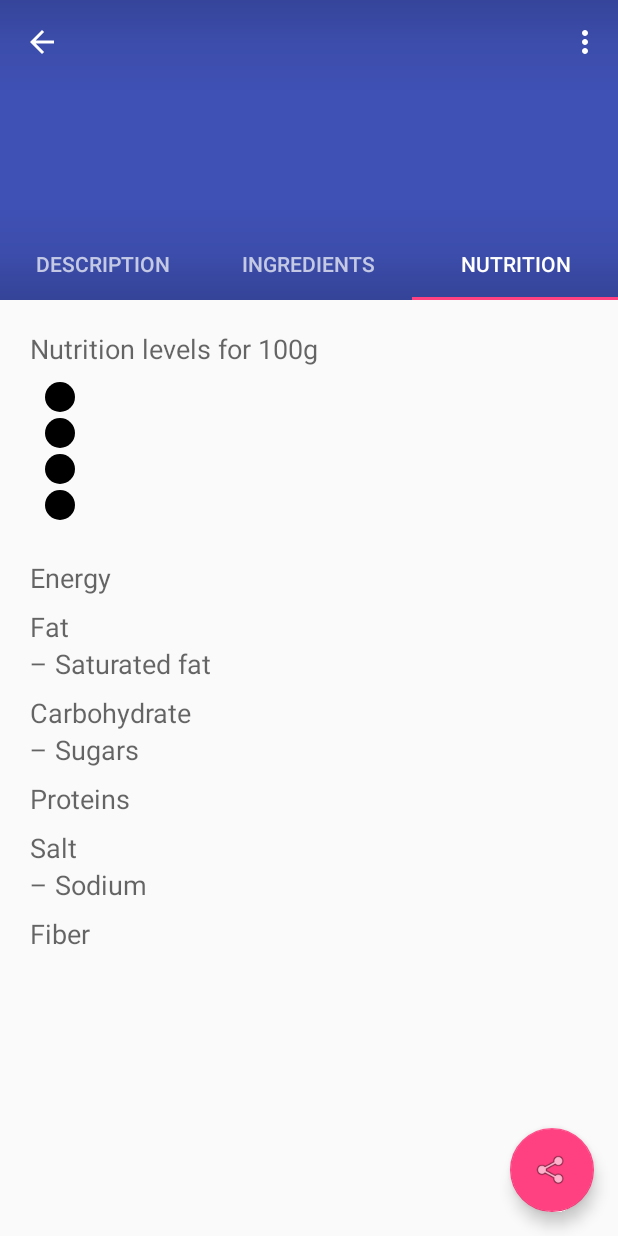
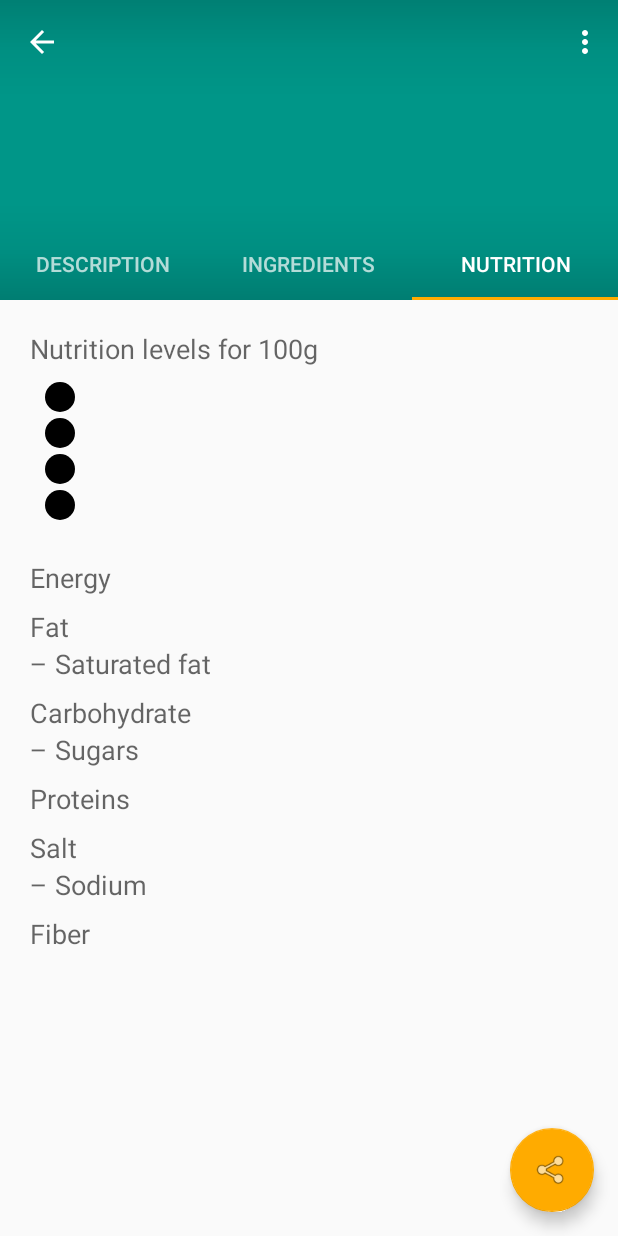
Before and after one commit to geocohn/Nutriscope, an Android app: the DetailActivity screen opened directly, with no data from a screen before it, tab 3 chosen, on a phone screen of 412 x 824 dp. Run offline under Robolectric (Android 15) with nearby library versions, the phone set to English and light mode, and no system bars; our stand-ins replace Picasso; libraries missing offline, so code that uses them is left out: android.support.v7; pictures from the network do not load; 4 statements that could not run were skipped.

Commit message:
feat: Move all strings to Strings resource

```diff
--- a/app/src/main/AndroidManifest.xml
+++ b/app/src/main/AndroidManifest.xml
@@ -27,7 +27,7 @@
         android:icon="@mipmap/ic_launcher"
         android:label="@string/app_name"
         android:supportsRtl="true"
-        android:theme="@style/AppTheme">
+        android:theme="@style/NutriscopeTheme">
         <meta-data
             android:name="com.google.android.gms.version"
             android:value="@integer/google_play_services_version" />
@@ -38,7 +38,7 @@
         <activity
             android:name=".MainActivity"
             android:label="@string/app_name"
-            android:theme="@style/AppTheme.NoActionBar">
+            android:theme="@style/NutriscopeTheme.NoActionBar">
             <intent-filter>
                 <action android:name="android.intent.action.MAIN" />
 
@@ -67,7 +67,7 @@
             android:name=".detail.DetailActivity"
             android:label="@string/title_activity_detail"
             android:parentActivityName=".MainActivity"
-            android:theme="@style/AppTheme.NoActionBar">
+            android:theme="@style/NutriscopeTheme.NoActionBar">
             <meta-data
                 android:name="android.support.PARENT_ACTIVITY"
                 android:value="com.creationgroundmedia.nutriscope.MainActivity" />
--- a/app/src/main/java/com/creationgroundmedia/nutriscope/MainActivity.java
+++ b/app/src/main/java/com/creationgroundmedia/nutriscope/MainActivity.java
@@ -24,9 +24,6 @@ import android.net.Uri;
 import android.os.Bundle;
 import android.preference.PreferenceManager;
 import android.support.annotation.NonNull;
-import android.support.constraint.ConstraintLayout;
-import android.support.design.widget.FloatingActionButton;
-import android.support.design.widget.Snackbar;
 import android.support.v4.app.LoaderManager;
 import android.support.v4.content.CursorLoader;
 import android.support.v4.content.Loader;
@@ -62,7 +59,6 @@ import com.google.android.gms.vision.barcode.Barcode;
 import com.squareup.picasso.Callback;
 import com.squareup.picasso.Picasso;
 
-// TODO: do something with the fabs
 // TODO: Organize detail fragment view container margins instead of having them on each item
 // TODO: Rubric item App includes support for accessibility. That includes content descriptions, navigation using a D-pad, and, if applicable, non-audio versions of audio cues.
 // TODO: Rubric item App keeps all strings in a strings.xml file and enables RTL layout switching on all layouts.
--- a/app/src/main/java/com/creationgroundmedia/nutriscope/detail/DetailActivity.java
+++ b/app/src/main/java/com/creationgroundmedia/nutriscope/detail/DetailActivity.java
@@ -183,7 +183,7 @@ public class DetailActivity extends AppCompatActivity {
         sendIntent.putExtra(Intent.EXTRA_TEXT, "http://world.openfoodfacts.org/product/" + productUpc);
         sendIntent.putExtra(Intent.EXTRA_SUBJECT, "Open Food Facts: " + productName);
         sendIntent.setType("text/plain");
-        startActivity(Intent.createChooser(sendIntent, "Share this to..."));
+        startActivity(Intent.createChooser(sendIntent, getString(R.string.share_message)));
     }
 
     @Override
@@ -318,11 +318,11 @@ public class DetailActivity extends AppCompatActivity {
         public CharSequence getPageTitle(int position) {
             switch (position) {
                 case 0:
-                    return "DESCRIPTION";
+                    return getString(R.string.tab_name_description);
                 case 1:
-                    return "INGREDIENTS";
+                    return getString(R.string.tab_name_ingredients);
                 case 2:
-                    return "NUTRITION";
+                    return getString(R.string.tab_name_nutrition);
             }
             return null;
         }
--- a/app/src/main/java/com/creationgroundmedia/nutriscope/detail/DetailNutritionFragment.java
+++ b/app/src/main/java/com/creationgroundmedia/nutriscope/detail/DetailNutritionFragment.java
@@ -99,7 +99,7 @@ public class DetailNutritionFragment extends Fragment implements LoaderManager.L
      * @param rowId The Id of the content provider entry
      * @param name The product name
      * @param upc The product UPC
-     * @return A new instance of fragment DetailIngredientsFragment.
+     * @return A new instance of fragment DetailNutritionFragment.
      */
     public static DetailNutritionFragment newInstance(
             long rowId, String name, String upc) {
--- a/app/src/main/res/layout/fragment_detail_nutrition_core.xml
+++ b/app/src/main/res/layout/fragment_detail_nutrition_core.xml
@@ -37,7 +37,7 @@
         android:layout_marginStart="16dp"
         android:layout_marginTop="16dp"
         android:ems="10"
-        android:text="Nutrition levels for 100g"
+        android:text="@string/label_nutrition_levels_for_100g"
         android:textAppearance="@style/TextAppearance.AppCompat.Medium"
         app:layout_constraintLeft_toLeftOf="parent"
         app:layout_constraintTop_toTopOf="parent" />
@@ -51,7 +51,8 @@
         android:layout_marginTop="8dp"
         app:layout_constraintLeft_toLeftOf="parent"
         app:layout_constraintTop_toBottomOf="@+id/NutritionLevelsLabel"
-        app:srcCompat="@drawable/ic_circle_24dp" />
+        app:srcCompat="@drawable/ic_circle_24dp"
+        android:contentDescription="@string/description_fat_level_indicator" />
 
     <TextView
         android:id="@+id/fatLevel"
@@ -71,7 +72,8 @@
         android:layout_marginStart="24dp"
         app:layout_constraintLeft_toLeftOf="parent"
         app:layout_constraintTop_toBottomOf="@+id/fatIndicator"
-        app:srcCompat="@drawable/ic_circle_24dp" />
+        app:srcCompat="@drawable/ic_circle_24dp"
+        android:contentDescription="@string/description_saturated_fat_level_indicator" />
 
     <TextView
         android:id="@+id/satFatLevel"
@@ -89,7 +91,8 @@
         android:layout_marginStart="24dp"
         app:layout_constraintLeft_toLeftOf="parent"
         app:layout_constraintTop_toBottomOf="@+id/satFatIndicator"
-        app:srcCompat="@drawable/ic_circle_24dp" />
+        app:srcCompat="@drawable/ic_circle_24dp"
+        android:contentDescription="@string/description_sugar_level_indicator" />
 
     <TextView
         android:id="@+id/sugarsLevel"
@@ -124,7 +127,7 @@
         android:layout_marginLeft="16dp"
         android:layout_marginStart="16dp"
         android:layout_marginTop="24dp"
-        android:text="Energy"
+        android:text="@string/label_energy"
         android:textAppearance="@style/TextAppearance.AppCompat.Medium"
         app:layout_constraintLeft_toLeftOf="parent"
         app:layout_constraintTop_toBottomOf="@+id/saltIndicator" />
@@ -145,7 +148,7 @@
         android:layout_marginLeft="16dp"
         android:layout_marginStart="16dp"
         android:layout_marginTop="8dp"
-        android:text="Fat"
+        android:text="@string/label_fat"
         android:textAppearance="@style/TextAppearance.AppCompat.Medium"
         app:layout_constraintLeft_toLeftOf="parent"
         app:layout_constraintTop_toBottomOf="@+id/energyLabel" />
@@ -163,7 +166,7 @@
         android:layout_height="wrap_content"
         android:layout_marginLeft="16dp"
         android:layout_marginStart="16dp"
-        android:text="– Saturated fat"
+        android:text="@string/label_saturated_fat"
         android:textAppearance="@style/TextAppearance.AppCompat.Medium"
         app:layout_constraintLeft_toLeftOf="parent"
         app:layout_constraintTop_toBottomOf="@+id/fatLabel" />
@@ -182,7 +185,7 @@
         android:layout_marginLeft="16dp"
         android:layout_marginStart="16dp"
         android:layout_marginTop="8dp"
-        android:text="Carbohydrate"
+        android:text="@string/label_carbohydrate"
         android:textAppearance="@style/TextAppearance.AppCompat.Medium"
         app:layout_constraintLeft_toLeftOf="parent"
         app:layout_constraintTop_toBottomOf="@+id/satFatLabel" />
@@ -200,7 +203,7 @@
         android:layout_height="wrap_content"
         android:layout_marginLeft="16dp"
         android:layout_marginStart="16dp"
-        android:text="– Sugars"
+        android:text="@string/label_sugars"
         android:textAppearance="@style/TextAppearance.AppCompat.Medium"
         app:layout_constraintLeft_toLeftOf="parent"
         app:layout_constraintTop_toBottomOf="@+id/carbLabel" />
@@ -219,7 +222,7 @@
         android:layout_marginLeft="16dp"
         android:layout_marginStart="16dp"
         android:layout_marginTop="8dp"
-        android:text="Proteins"
+        android:text="@string/label_proteins"
         android:textAppearance="@style/TextAppearance.AppCompat.Medium"
         app:layout_constraintLeft_toLeftOf="parent"
         app:layout_constraintTop_toBottomOf="@+id/sugarsLabel" />
@@ -238,7 +241,7 @@
         android:layout_marginLeft="16dp"
         android:layout_marginStart="16dp"
         android:layout_marginTop="8dp"
-        android:text="Salt"
+        android:text="@string/label_salt"
         android:textAppearance="@style/TextAppearance.AppCompat.Medium"
         app:layout_constraintLeft_toLeftOf="parent"
         app:layout_constraintTop_toBottomOf="@+id/proteinsLabel" />
@@ -254,7 +257,7 @@
         android:id="@+id/sodiumLabel"
         android:layout_width="wrap_content"
         android:layout_height="wrap_content"
-        android:text="– Sodium"
+        android:text="@string/label_sodium"
         android:textAppearance="@style/TextAppearance.AppCompat.Medium"
         app:layout_constraintLeft_toLeftOf="@+id/saltLabel"
         app:layout_constraintTop_toBottomOf="@+id/saltLabel" />
@@ -273,7 +276,7 @@
         android:layout_marginLeft="16dp"
         android:layout_marginStart="16dp"
         android:layout_marginTop="8dp"
-        android:text="Fiber"
+        android:text="@string/label_fiber"
         android:textAppearance="@style/TextAppearance.AppCompat.Medium"
         app:layout_constraintLeft_toLeftOf="parent"
         app:layout_constraintTop_toBottomOf="@+id/sodiumLabel" />
--- a/app/src/main/res/values-v21/styles.xml
+++ b/app/src/main/res/values-v21/styles.xml
@@ -16,7 +16,7 @@
 
 <resources>
 
-    <style name="AppTheme.NoActionBar">
+    <style name="NutriscopeTheme.NoActionBar">
         <item name="windowActionBar">false</item>
         <item name="windowNoTitle">true</item>
         <item name="android:windowDrawsSystemBarBackgrounds">true</item>
--- a/app/src/main/res/values/colors.xml
+++ b/app/src/main/res/values/colors.xml
@@ -16,9 +16,9 @@
   -->
 
 <resources>
-    <color name="colorPrimary">#3f51b5</color>
-    <color name="colorPrimaryDark">#303F9F</color>
-    <color name="colorAccent">#FF4081</color>
+    <color name="colorPrimary">#009688</color>
+    <color name="colorPrimaryDark">#00796b</color>
+    <color name="colorAccent">#ffab00</color>
     <color name="translucent_scrim_top">#26000000</color>
     <color name="translucent_scrim_top_center">#0C000000</color>
     <color name="translucent_scrim_bottom">#2A000000</color>
--- a/app/src/main/res/values/strings.xml
+++ b/app/src/main/res/values/strings.xml
@@ -47,6 +47,34 @@
     <string name="title_activity_detail">DetailActivity</string>
     <string name="section_format">Hello World from section: %1$d</string>
     <string name="sorting_order">Sorting order</string>
+    <string name="share_message">Share this to...</string>
+    <string name="tab_name_description">DESCRIPTION</string>
+    <string name="tab_name_ingredients">INGREDIENTS</string>
+    <string name="tab_name_nutrition">NUTRITION</string>
+    <string name="label_categories">Categories</string>
+    <string name="label_labels_certifications_awards">Labels, certifications, awards</string>
+    <string name="label_brands">Brands:</string>
+    <string name="label_stores">Stores:</string>
+    <string name="label_city_state_country_purchased">City, State, Country purchased</string>
+    <string name="label_quantity">Quantity:</string>
+    <string name="label_packaging">Packaging:</string>
+    <string name="label_ingredients">Ingredients</string>
+    <string name="label_possible_allergens">Possible allergens</string>
+    <string name="label_traces">Traces</string>
+    <string name="label_additives">Additives:</string>
+    <string name="label_nutrition_levels_for_100g">Nutrition levels for 100g</string>
+    <string name="label_energy">Energy</string>
+    <string name="label_fat">Fat</string>
+    <string name="label_saturated_fat">– Saturated fat</string>
+    <string name="label_carbohydrate">Carbohydrate</string>
+    <string name="label_sugars">– Sugars</string>
+    <string name="label_proteins">Proteins</string>
+    <string name="label_salt">Salt</string>
+    <string name="label_sodium">– Sodium</string>
+    <string name="label_fiber">Fiber</string>
+    <string name="description_fat_level_indicator">Fat level indicator</string>
+    <string name="description_saturated_fat_level_indicator">Saturated fat level indicator</string>
+    <string name="description_sugar_level_indicator">Sugar level indicator</string>
     <string-array name="sorting_modes">
         <item>By name</item>
         <item>By UPC</item>
--- a/app/src/main/res/values/styles.xml
+++ b/app/src/main/res/values/styles.xml
@@ -17,14 +17,14 @@
 <resources>
 
     <!-- Base application theme. -->
-    <style name="AppTheme" parent="Theme.AppCompat.Light.DarkActionBar">
+    <style name="NutriscopeTheme" parent="Theme.AppCompat.Light.DarkActionBar">
         <!-- Customize your theme here. -->
         <item name="colorPrimary">@color/colorPrimary</item>
         <item name="colorPrimaryDark">@color/colorPrimaryDark</item>
         <item name="colorAccent">@color/colorAccent</item>
     </style>
 
-    <style name="AppTheme.NoActionBar">
+    <style name="NutriscopeTheme.NoActionBar">
         <item name="windowActionBar">false</item>
         <item name="windowNoTitle">true</item>
     </style>
```
Also changed, not shown: app/src/main/java/com/creationgroundmedia/nutriscope/service/SearchService.java (+33 -23 lines), app/src/main/res/layout/fragment_detail_description_core.xml (+7 -7 lines), app/src/main/res/layout/fragment_detail_ingredients_core.xml (+4 -4 lines).
